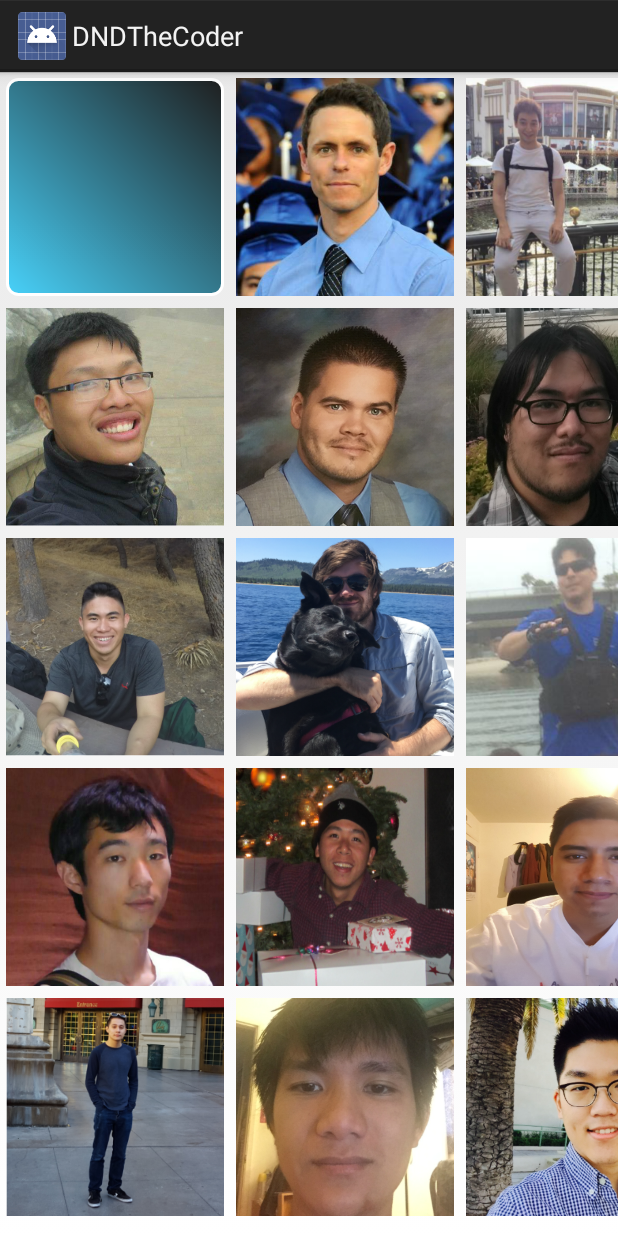
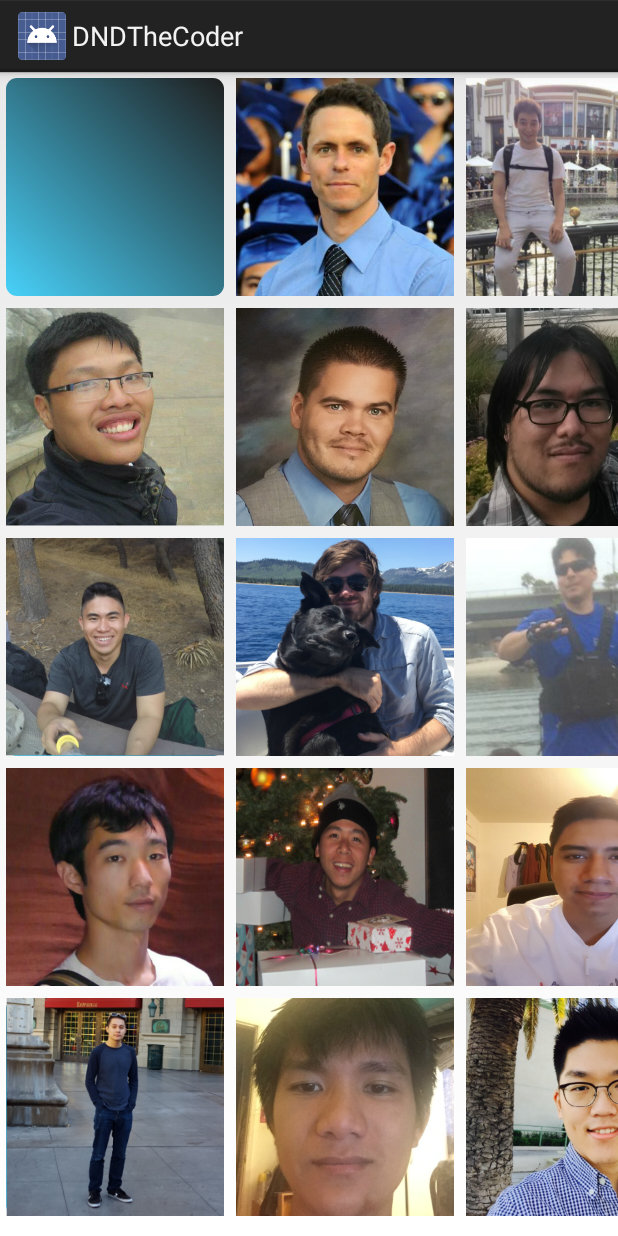
Before and after one commit to nhoang53/DNDTheCoder, an Android app: the screen it shows after launch (DragAndDropActivity), on a phone screen of 412 x 824 dp. Run offline under Robolectric (Android 15) with nearby library versions, the phone set to English and light mode, and no system bars.

Commit message:
Change image border

```diff
--- /dev/null
+++ b/app/src/main/res/drawable/normal_image.xml
@@ -0,0 +1,8 @@
+<?xml version="1.0" encoding="utf-8"?>
+<shape xmlns:android="http://schemas.android.com/apk/res/android"
+    android:shape="rectangle" >
+
+    <solid android:color="@color/colorPrimary"/>
+    <stroke android:width="5dp" android:color="#FFFFFFFF"/>
+    <padding android:left="1dp" android:top="1dp" android:right="1dp" android:bottom="1dp"/>
+</shape>
--- a/app/src/main/res/drawable/normal_shape.xml
+++ b/app/src/main/res/drawable/normal_shape.xml
@@ -3,7 +3,7 @@
        android:shape="rectangle" >
 
     <stroke
-        android:width="2dp"
+        android:width="0dp"
         android:color="#FFFFFFFF" />
 
     <gradient
--- /dev/null
+++ b/app/src/main/res/drawable/stroke_image.xml
@@ -0,0 +1,8 @@
+<?xml version="1.0" encoding="utf-8"?>
+<shape xmlns:android="http://schemas.android.com/apk/res/android"
+    android:shape="rectangle" >
+
+    <solid android:color="@color/colorPrimary"/>
+    <stroke android:width="8dp" android:color="#FFFF0000"/> <!-- stroke just to set color, padding will appear the size -->
+    <padding android:left="3dp" android:top="3dp" android:right="3dp" android:bottom="3dp"/>
+</shape>
--- a/app/src/main/res/drawable/target_shape.xml
+++ b/app/src/main/res/drawable/target_shape.xml
@@ -3,7 +3,7 @@
        android:shape="rectangle" >
 
     <stroke
-        android:width="2dp"
+        android:width="3dp"
         android:color="#FFFF0000" />
 
     <gradient
--- a/build.gradle
+++ b/build.gradle
@@ -5,7 +5,7 @@ buildscript {
         jcenter()
     }
     dependencies {
-        classpath 'com.android.tools.build:gradle:2.2.0'
+        classpath 'com.android.tools.build:gradle:2.2.2'
 
         // NOTE: Do not place your application dependencies here; they belong
         // in the individual module build.gradle files
```
Also changed, not shown: app/src/main/java/edu/orangecoastcollege/cs273/dndthecoder/DragAndDropActivity.java (+18 -5 lines).
